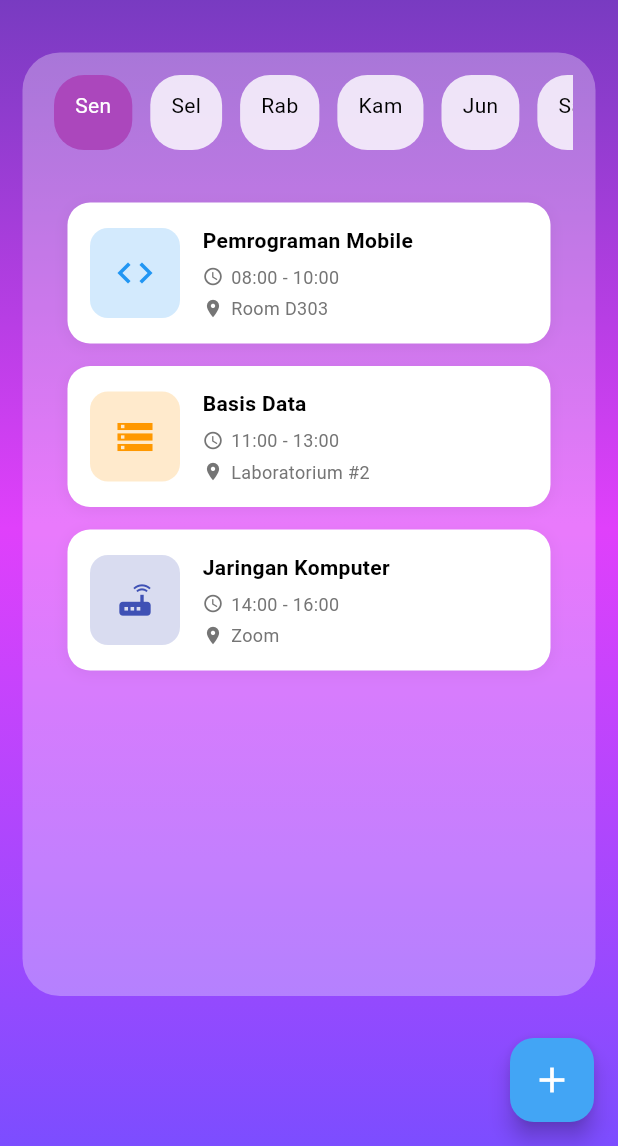
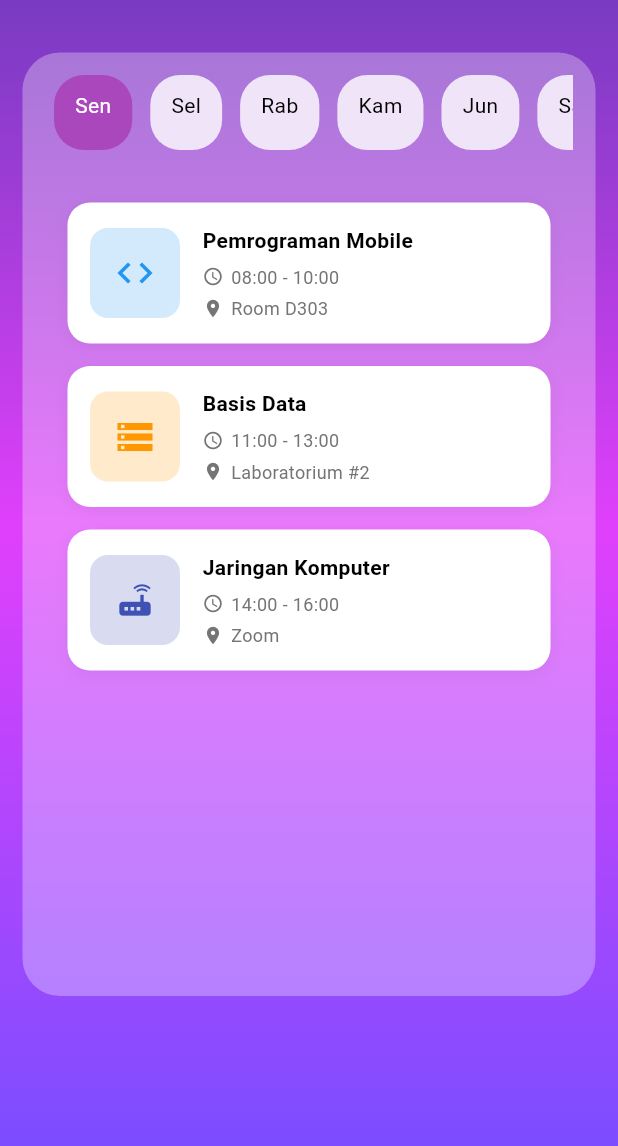
Before and after one commit to Gotari/Project-PAM-Sem-4, a Flutter app: the JadwalKuliah screen opened directly, on a phone screen of 412 x 824 dp, the part 90-1236 px from its top. Run offline on Flutter 3.47's test engine with Material 3 defaults, Android fonts, the phone set to English and light mode, and no system bars.

Commit message:
ini update terbaru

```diff
--- a/lib/jadwalKuliah.dart
+++ b/lib/jadwalKuliah.dart
@@ -282,11 +282,6 @@ class _JadwalKuliahState extends State<JadwalKuliah> {
           ],
         ),
       ),
-      floatingActionButton: FloatingActionButton(
-        onPressed: () {},
-        backgroundColor: Colors.blue[400],
-        child: const Icon(Icons.add, color: Colors.white, size: 28),
-      ),
     );
   }
 }
```
